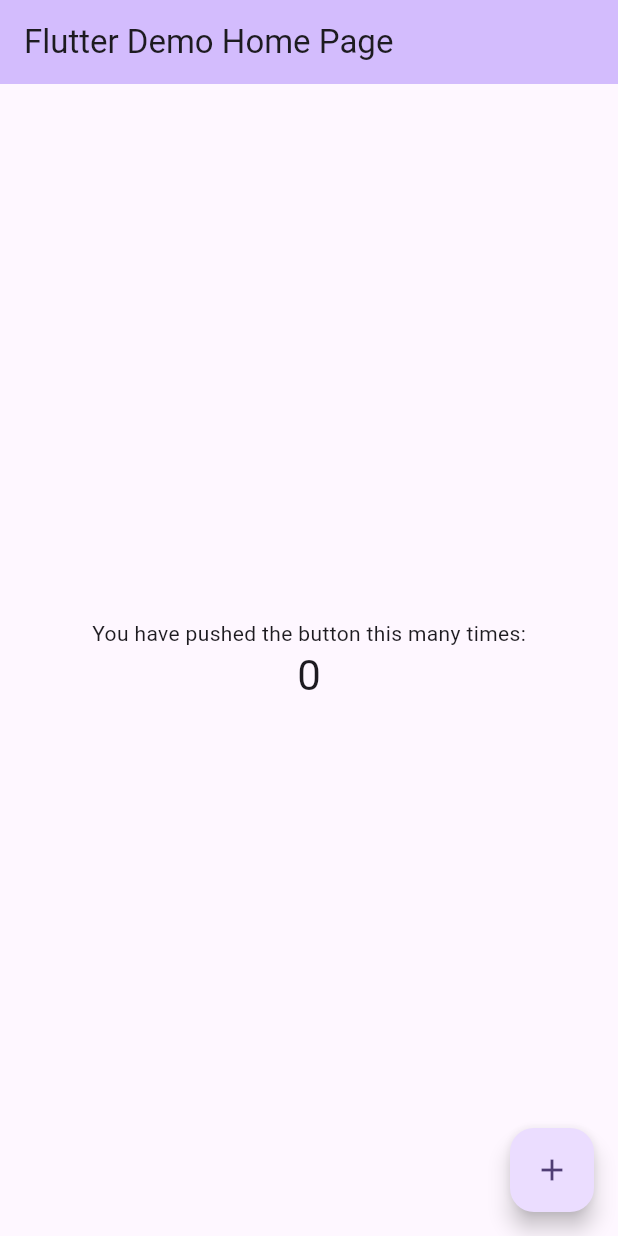
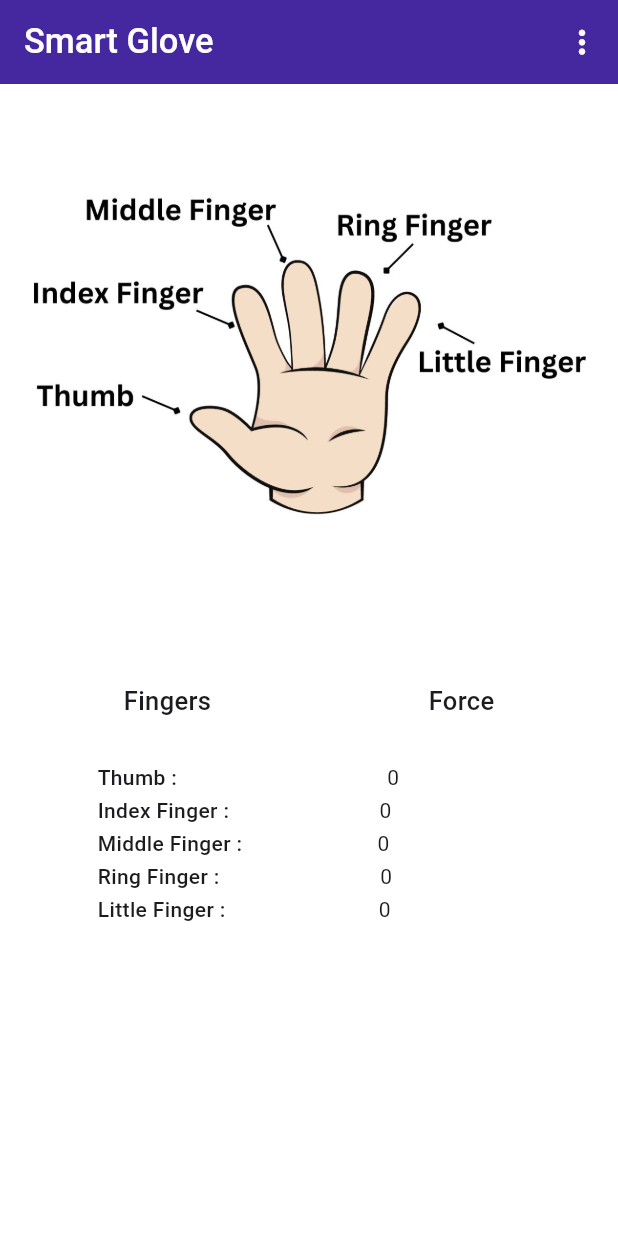
Before and after one commit to Chandresh123parmar/smart_glove, a Flutter app: the screen it shows after launch, on a phone screen of 412 x 824 dp. Run offline on Flutter 3.47's test engine with Material 3 defaults, Android fonts, the phone set to English and light mode, and no system bars; our stand-ins replace firebase_core; accounts and stored records are empty.

Commit message:
21/06/2025

```diff
--- /dev/null
+++ b/lib/Screen/Home_Screen.dart
@@ -0,0 +1,132 @@
+import 'package:flutter/material.dart';
+import 'package:flutter/services.dart';
+import '../main.dart';
+
+class HomeScreen extends StatefulWidget {
+  const HomeScreen({super.key});
+
+  @override
+  State<HomeScreen> createState() => _HomeScreenState();
+}
+
+class _HomeScreenState extends State<HomeScreen> {
+
+  @override
+  void initState() {
+    SystemChrome.setEnabledSystemUIMode(SystemUiMode.edgeToEdge);
+    SystemChrome.setSystemUIOverlayStyle(
+        SystemUiOverlayStyle(statusBarColor: Colors.white));
+    super.initState();
+  }
+  @override
+  Widget build(BuildContext context) {
+    mq = MediaQuery.of(context).size;
+    return Scaffold(
+      backgroundColor: Colors.white,
+
+      appBar: AppBar(
+        title: Text('Smart Glove'),
+        actions: [
+          IconButton(
+              onPressed: (){},
+              icon: Icon(Icons.more_vert))
+         ]
+      ),
+
+      body:Column(
+        children: [
+
+          Padding(
+            padding: EdgeInsets.all(15),
+            child: Image.asset('assets/Images/Thumb.jpg',
+            height: mq.height * .4),
+          ),
+          SizedBox(height: 20,),
+
+          Container(
+            margin: EdgeInsets.all(10),
+            height: mq.height * .30,
+            width: mq.width,
+            color: Colors.white,
+            child: Column(
+              spacing: 2,
+              children: [
+                Padding(
+                  padding: EdgeInsets.symmetric(vertical: 10),
+                  child: Row(
+                    mainAxisAlignment: MainAxisAlignment.spaceAround,
+                    children: [
+                      Text('Fingers',style: TextStyle(fontSize: 17,fontWeight: FontWeight.w500),),
+                      Text('Force',style: TextStyle(fontSize: 17,fontWeight: FontWeight.w500),)
+                    ],
+                  ),
+                ),
+                SizedBox(height: 15,),
+
+                // five fingers
+                Padding(
+                  padding: EdgeInsets.only(left: 55),
+                  child: Row(
+                    mainAxisAlignment: MainAxisAlignment.start,
+                    spacing: 140,
+                    children: [
+                      Text('Thumb :',style: TextStyle(fontWeight: FontWeight.w500),),
+
+                      Text('0')
+                    ],
+                  ),
+                ),
+                Padding(
+                  padding: EdgeInsets.only(left: 55),
+                  child: Row(
+                    mainAxisAlignment: MainAxisAlignment.start,
+                    spacing: 100,
+                    children: [
+                      Text('Index Finger :',style: TextStyle(fontWeight: FontWeight.w500),),
+
+                      Text('0')
+                    ],
+                  ),
+                ),
+                Padding(
+                  padding: EdgeInsets.only(left: 55),
+                  child: Row(
+                    mainAxisAlignment: MainAxisAlignment.start,
+                    spacing: 90,
+                    children: [
+                      Text('Middle Finger :',style: TextStyle(fontWeight: FontWeight.w500)),
+                      Text('0')
+                    ],
+                  ),
+                ),
+                Padding(
+                  padding: EdgeInsets.only(left: 55),
+                  child: Row(
+                    mainAxisAlignment: MainAxisAlignment.start,
+                    spacing: 107,
+                    children: [
+                      Text('Ring Finger :',style: TextStyle(fontWeight: FontWeight.w500)),
+                      Text('0')
+                    ],
+                  ),
+                ),
+                Padding(
+                  padding: EdgeInsets.only(left: 55),
+                  child: Row(
+                    mainAxisAlignment: MainAxisAlignment.start,
+                    spacing: 102,
+                    children: [
+                      Text('Little Finger :',style: TextStyle(fontWeight: FontWeight.w500)),
+                      Text('0')
+                    ],
+                  ),
+                ),
+
+              ],
+            ),
+          )
+        ],
+      )
+    );
+  }
+}
--- a/lib/main.dart
+++ b/lib/main.dart
@@ -1,7 +1,34 @@
+import 'dart:io';
+import 'package:firebase_core/firebase_core.dart';
 import 'package:flutter/material.dart';
+import 'package:flutter/services.dart';
+import 'Screen/Home_Screen.dart';
 
-void main() {
-  runApp(const MyApp());
+late Size mq;
+
+Future<void> main() async {
+  WidgetsFlutterBinding.ensureInitialized();
+  SystemChrome.setEnabledSystemUIMode(SystemUiMode.immersiveSticky);
+  SystemChrome.setSystemUIOverlayStyle(SystemUiOverlayStyle(systemNavigationBarColor: Colors.white));
+  SystemChrome.setPreferredOrientations([
+    DeviceOrientation.portraitUp,
+    DeviceOrientation.portraitDown
+  ]).then((value) async {
+    if (Platform.isAndroid) {
+
+      await Firebase.initializeApp(
+        options: const FirebaseOptions(
+          apiKey: "AIzaSyCUZj6FJvAfljkF4yD5-zOSECdM6sst_8I",
+          appId: "1:238987226029:web:112e2f53aae8a665844f24",
+          messagingSenderId: '238987226029',
+          projectId: 'test-11-31253',
+        ),
+      );
+    } else {
+      await Firebase.initializeApp();
+    }
+    runApp(const MyApp());
+  });
 }
 
 class MyApp extends StatelessWidget {
@@ -11,112 +38,21 @@ class MyApp extends StatelessWidget {
   @override
   Widget build(BuildContext context) {
     return MaterialApp(
-      title: 'Flutter Demo',
+      title: 'Smart Glove',
+      debugShowCheckedModeBanner: false,
       theme: ThemeData(
-        // This is the theme of your application.
-        //
-        // TRY THIS: Try running your application with "flutter run". You'll see
-        // the application has a purple toolbar. Then, without quitting the app,
-        // try changing the seedColor in the colorScheme below to Colors.green
-        // and then invoke "hot reload" (save your changes or press the "hot
-        // reload" button in a Flutter-supported IDE, or press "r" if you used
-        // the command line to start the app).
-        //
-        // Notice that the counter didn't reset back to zero; the application
-        // state is not lost during the reload. To reset the state, use hot
-        // restart instead.
-        //
-        // This works for code too, not just values: Most code changes can be
-        // tested with just a hot reload.
-        colorScheme: ColorScheme.fromSeed(seedColor: Colors.deepPurple),
+        appBarTheme: AppBarTheme(
+          iconTheme: IconThemeData(
+            color: Colors.white,
+            size: 25
+          ),
+          backgroundColor: Colors.deepPurple.shade800,
+          //centerTitle: true,
+          titleTextStyle: TextStyle(color:Colors.white,fontSize: 23,fontWeight: FontWeight.w500)
+        )
+
       ),
-      home: const MyHomePage(title: 'Flutter Demo Home Page'),
+      home: HomeScreen(),
     );
   }
 }
-
-class MyHomePage extends StatefulWidget {
-  const MyHomePage({super.key, required this.title});
-
-  // This widget is the home page of your application. It is stateful, meaning
-  // that it has a State object (defined below) that contains fields that affect
-  // how it looks.
-
-  // This class is the configuration for the state. It holds the values (in this
-  // case the title) provided by the parent (in this case the App widget) and
-  // used by the build method of the State. Fields in a Widget subclass are
-  // always marked "final".
-
-  final String title;
-
-  @override
-  State<MyHomePage> createState() => _MyHomePageState();
-}
-
-class _MyHomePageState extends State<MyHomePage> {
-  int _counter = 0;
-
-  void _incrementCounter() {
-    setState(() {
-      // This call to setState tells the Flutter framework that something has
-      // changed in this State, which causes it to rerun the build method below
-      // so that the display can reflect the updated values. If we changed
-      // _counter without calling setState(), then the build method would not be
-      // called again, and so nothing would appear to happen.
-      _counter++;
-    });
-  }
-
-  @override
-  Widget build(BuildContext context) {
-    // This method is rerun every time setState is called, for instance as done
-    // by the _incrementCounter method above.
-    //
-    // The Flutter framework has been optimized to make rerunning build methods
-    // fast, so that you can just rebuild anything that needs updating rather
-    // than having to individually change instances of widgets.
-    return Scaffold(
-      appBar: AppBar(
-        // TRY THIS: Try changing the color here to a specific color (to
-        // Colors.amber, perhaps?) and trigger a hot reload to see the AppBar
-        // change color while the other colors stay the same.
-        backgroundColor: Theme.of(context).colorScheme.inversePrimary,
-        // Here we take the value from the MyHomePage object that was created by
-        // the App.build method, and use it to set our appbar title.
-        title: Text(widget.title),
-      ),
-      body: Center(
-        // Center is a layout widget. It takes a single child and positions it
-        // in the middle of the parent.
-        child: Column(
-          // Column is also a layout widget. It takes a list of children and
-          // arranges them vertically. By default, it sizes itself to fit its
-          // children horizontally, and tries to be as tall as its parent.
-          //
-          // Column has various properties to control how it sizes itself and
-          // how it positions its children. Here we use mainAxisAlignment to
-          // center the children vertically; the main axis here is the vertical
-          // axis because Columns are vertical (the cross axis would be
-          // horizontal).
-          //
-          // TRY THIS: Invoke "debug painting" (choose the "Toggle Debug Paint"
-          // action in the IDE, or press "p" in the console), to see the
-          // wireframe for each widget.
-          mainAxisAlignment: MainAxisAlignment.center,
-          children: <Widget>[
-            const Text('You have pushed the button this many times:'),
-            Text(
-              '$_counter',
-              style: Theme.of(context).textTheme.headlineMedium,
-            ),
-          ],
-        ),
-      ),
-      floatingActionButton: FloatingActionButton(
-        onPressed: _incrementCounter,
-        tooltip: 'Increment',
-        child: const Icon(Icons.add),
-      ), // This trailing comma makes auto-formatting nicer for build methods.
-    );
-  }
-}
```
Also changed, not shown: pubspec.yaml (+11 -2 lines), assets/Images/Thumb.jpg (added), assets/Images/smart_glove.jpg (added), pubspec.lock, 29 other files.
